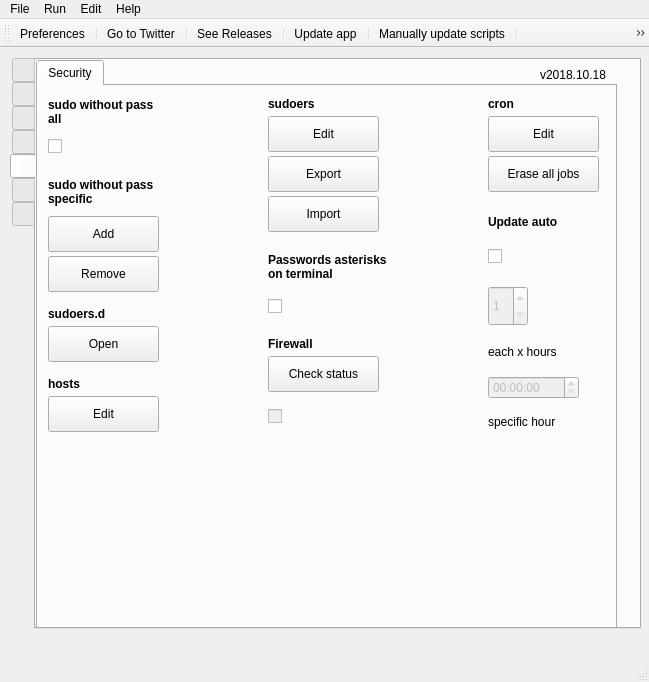
Above: src/mainwindow.ui from adgellida/ubunsys before the change. Below: the same form after it.
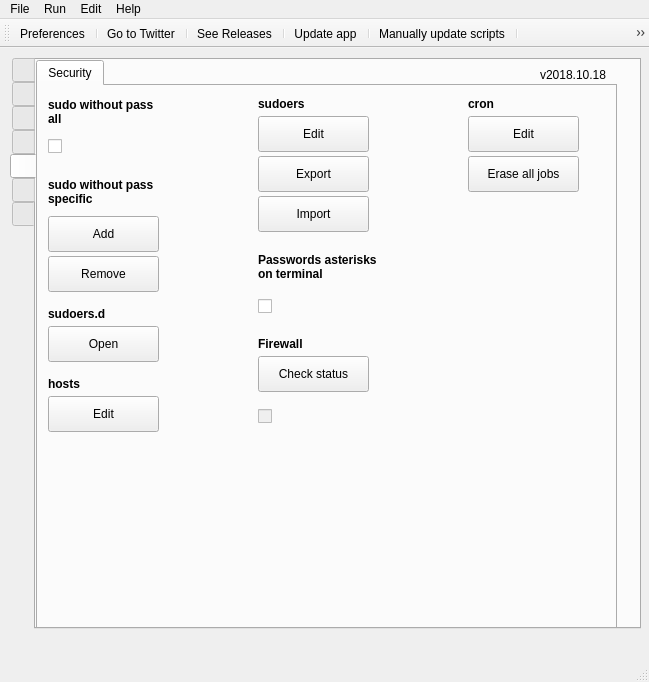
That is the form after the change. The open tabs and pages were chosen to show the change. Icons and pictures are not drawn.

What changed in the file:
```diff
--- a/src/mainwindow.ui
+++ b/src/mainwindow.ui
@@ -1127,6 +1127,63 @@
          <bool>false</bool>
         </property>
        </widget>
+       <widget class="QTimeEdit" name="timeEdit">
+        <property name="enabled">
+         <bool>false</bool>
+        </property>
+        <property name="geometry">
+         <rect>
+          <x>10</x>
+          <y>230</y>
+          <width>91</width>
+          <height>23</height>
+         </rect>
+        </property>
+       </widget>
+       <widget class="QLabel" name="label_130">
+        <property name="geometry">
+         <rect>
+          <x>10</x>
+          <y>160</y>
+          <width>111</width>
+          <height>31</height>
+         </rect>
+        </property>
+        <property name="font">
+         <font>
+          <weight>75</weight>
+          <bold>true</bold>
+         </font>
+        </property>
+        <property name="text">
+         <string>Update auto</string>
+        </property>
+       </widget>
+       <widget class="QComboBox" name="comboBoxUpdate">
+        <property name="geometry">
+         <rect>
+          <x>10</x>
+          <y>200</y>
+          <width>79</width>
+          <height>22</height>
+         </rect>
+        </property>
+        <item>
+         <property name="text">
+          <string>Disabled</string>
+         </property>
+        </item>
+        <item>
+         <property name="text">
+          <string>Each hour</string>
+         </property>
+        </item>
+        <item>
+         <property name="text">
+          <string>At boot</string>
+         </property>
+        </item>
+       </widget>
       </widget>
       <widget class="QWidget" name="tab_10">
        <attribute name="title">
@@ -2547,7 +2604,7 @@
        <widget class="QLabel" name="label_124">
         <property name="geometry">
          <rect>
-          <x>230</x>
+          <x>220</x>
           <y>250</y>
           <width>141</width>
           <height>16</height>
@@ -2566,7 +2623,7 @@
        <widget class="QLabel" name="label_125">
         <property name="geometry">
          <rect>
-          <x>230</x>
+          <x>220</x>
           <y>10</y>
           <width>61</width>
           <height>16</height>
@@ -2588,7 +2645,7 @@
        <widget class="QPushButton" name="openSudoersFileButton">
         <property name="geometry">
          <rect>
-          <x>230</x>
+          <x>220</x>
           <y>30</y>
           <width>111</width>
           <height>36</height>
@@ -2616,7 +2673,7 @@
        <widget class="QPushButton" name="backupSudoersFileButton">
         <property name="geometry">
          <rect>
-          <x>230</x>
+          <x>220</x>
           <y>70</y>
           <width>111</width>
           <height>36</height>
@@ -2644,7 +2701,7 @@
        <widget class="QPushButton" name="importSudoersFileButton">
         <property name="geometry">
          <rect>
-          <x>230</x>
+          <x>220</x>
           <y>110</y>
           <width>111</width>
           <height>36</height>
@@ -2672,7 +2729,7 @@
        <widget class="QLabel" name="label_126">
         <property name="geometry">
          <rect>
-          <x>230</x>
+          <x>220</x>
           <y>160</y>
           <width>171</width>
           <height>41</height>
@@ -2764,7 +2821,7 @@
        <widget class="QPushButton" name="openCronButton">
         <property name="geometry">
          <rect>
-          <x>450</x>
+          <x>430</x>
           <y>30</y>
           <width>111</width>
           <height>36</height>
@@ -2792,7 +2849,7 @@
        <widget class="QLabel" name="label_129">
         <property name="geometry">
          <rect>
-          <x>450</x>
+          <x>430</x>
           <y>10</y>
           <width>61</width>
           <height>16</height>
@@ -2811,7 +2868,7 @@
        <widget class="QPushButton" name="eraseCronButton">
         <property name="geometry">
          <rect>
-          <x>450</x>
+          <x>430</x>
           <y>70</y>
           <width>111</width>
           <height>36</height>
@@ -2842,7 +2899,7 @@
         </property>
         <property name="geometry">
          <rect>
-          <x>230</x>
+          <x>220</x>
           <y>310</y>
           <width>51</width>
           <height>41</height>
@@ -2898,7 +2955,7 @@
         </property>
         <property name="geometry">
          <rect>
-          <x>230</x>
+          <x>220</x>
           <y>200</y>
           <width>51</width>
           <height>41</height>
@@ -2920,133 +2977,10 @@
          <bool>false</bool>
         </property>
        </widget>
-       <widget class="QCheckBox" name="checkBoxUpdateAuto">
-        <property name="enabled">
-         <bool>true</bool>
-        </property>
-        <property name="geometry">
-         <rect>
-          <x>450</x>
-          <y>150</y>
-          <width>51</width>
-          <height>41</height>
-         </rect>
-        </property>
-        <property name="styleSheet">
-         <string notr="true"/>
-        </property>
-        <property name="text">
-         <string/>
-        </property>
-        <property name="iconSize">
-         <size>
-          <width>16</width>
-          <height>16</height>
-         </size>
-        </property>
-        <property name="tristate">
-         <bool>false</bool>
-        </property>
-       </widget>
-       <widget class="QLabel" name="label_130">
-        <property name="geometry">
-         <rect>
-          <x>450</x>
-          <y>120</y>
-          <width>111</width>
-          <height>31</height>
-         </rect>
-        </property>
-        <property name="font">
-         <font>
-          <weight>75</weight>
-          <bold>true</bold>
-         </font>
-        </property>
-        <property name="text">
-         <string>Update auto</string>
-        </property>
-       </widget>
-       <widget class="QSpinBox" name="spinBox">
-        <property name="enabled">
-         <bool>false</bool>
-        </property>
-        <property name="geometry">
-         <rect>
-          <x>450</x>
-          <y>200</y>
-          <width>40</width>
-          <height>40</height>
-         </rect>
-        </property>
-        <property name="sizePolicy">
-         <sizepolicy hsizetype="Minimum" vsizetype="Fixed">
-          <horstretch>0</horstretch>
-          <verstretch>0</verstretch>
-         </sizepolicy>
-        </property>
-        <property name="minimum">
-         <number>1</number>
-        </property>
-        <property name="maximum">
-         <number>24</number>
-        </property>
-       </widget>
-       <widget class="QLabel" name="label_131">
-        <property name="geometry">
-         <rect>
-          <x>450</x>
-          <y>250</y>
-          <width>81</width>
-          <height>31</height>
-         </rect>
-        </property>
-        <property name="font">
-         <font>
-          <weight>50</weight>
-          <bold>false</bold>
-         </font>
-        </property>
-        <property name="text">
-         <string>each x hours</string>
-        </property>
-       </widget>
-       <widget class="QLabel" name="label_132">
-        <property name="geometry">
-         <rect>
-          <x>450</x>
-          <y>320</y>
-          <width>81</width>
-          <height>31</height>
-         </rect>
-        </property>
-        <property name="font">
-         <font>
-          <weight>50</weight>
-          <bold>false</bold>
-         </font>
-        </property>
-        <property name="text">
-         <string>specific hour</string>
-        </property>
-       </widget>
-       <widget class="QTimeEdit" name="timeEdit">
-        <property name="enabled">
-         <bool>false</bool>
-        </property>
-        <property name="geometry">
-         <rect>
-          <x>450</x>
-          <y>290</y>
-          <width>91</width>
-          <height>23</height>
-         </rect>
-        </property>
-       </widget>
        <widget class="QPushButton" name="checkFirewallStatus">
         <property name="geometry">
          <rect>
-          <x>230</x>
+          <x>220</x>
           <y>270</y>
           <width>111</width>
           <height>36</height>
```
Left out of the diff: 18 changed lines with no effect on the pictures.
